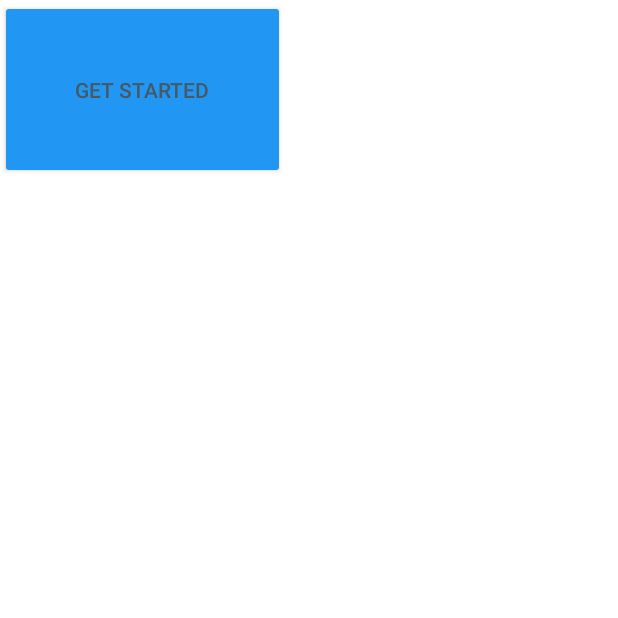
After one commit to harshrpg/SIDDA_App, an Android app: the PersonnaActivity screen opened directly, with no data from a screen before it, on a phone screen of 412 x 824 dp, the top half of it. The commit adds this screen. Run offline under Robolectric (Android 15) with nearby library versions, the phone set to English and light mode, and no system bars.

Commit message:
Finalising the welcome page

```diff
--- a/app/build.gradle
+++ b/app/build.gradle
@@ -4,7 +4,7 @@ android {
     compileSdkVersion 28
     defaultConfig {
         applicationId "com.example.harsh.intheflow"
-        minSdkVersion 15
+        minSdkVersion 21
         targetSdkVersion 28
         versionCode 1
         versionName "1.0"
--- a/app/src/main/AndroidManifest.xml
+++ b/app/src/main/AndroidManifest.xml
@@ -38,9 +38,13 @@
         <meta-data
             android:name="com.google.android.geo.API_KEY"
             android:value="@string/google_maps_key" />
+
         <activity
             android:name=".MapsActivity"
-            android:label="@string/title_activity_maps"></activity>
+            android:label="@string/title_activity_maps" />
+        <activity
+            android:name=".PersonnaActivity"
+            android:label="@string/title_activity_personna"></activity>
     </application>
 
 </manifest>
--- /dev/null
+++ b/app/src/main/java/com/example/harsh/intheflow/PersonnaActivity.java
@@ -0,0 +1,22 @@
+package com.example.harsh.intheflow;
+
+import android.os.Bundle;
+import android.app.Activity;
+import android.transition.Fade;
+
+public class PersonnaActivity extends Activity {
+
+    @Override
+    protected void onCreate(Bundle savedInstanceState) {
+        super.onCreate(savedInstanceState);
+        setContentView(R.layout.activity_personna);
+        setupWindowAnimations();
+    }
+
+    private void setupWindowAnimations() {
+        Fade fade = new Fade();
+        fade.setDuration(1000);
+        getWindow().setEnterTransition(fade);
+    }
+
+}
--- /dev/null
+++ b/app/src/main/res/layout/activity_personna.xml
@@ -0,0 +1,20 @@
+<?xml version="1.0" encoding="utf-8"?>
+<androidx.constraintlayout.widget.ConstraintLayout xmlns:android="http://schemas.android.com/apk/res/android"
+    xmlns:app="http://schemas.android.com/apk/res-auto"
+    xmlns:tools="http://schemas.android.com/tools"
+    android:layout_width="match_parent"
+    android:layout_height="match_parent"
+    tools:context=".PersonnaActivity">
+
+    <LinearLayout
+        android:layout_width="wrap_content"
+        android:layout_height="wrap_content">
+        <Button
+            android:layout_width="wrap_content"
+            android:layout_height="wrap_content"
+            android:text="@string/get_started_button"
+            android:padding="50dp"
+            android:backgroundTint="@color/button_default"/>
+    </LinearLayout>
+
+</androidx.constraintlayout.widget.ConstraintLayout>
--- /dev/null
+++ b/app/src/main/res/transition/activity_explode.xml
@@ -0,0 +1,5 @@
+<?xml version="1.0" encoding="utf-8"?>
+<transitionSet xmlns:android="http://schemas.android.com/apk/res/android">
+    <explode
+        android:duration="320" />
+</transitionSet>
--- /dev/null
+++ b/app/src/main/res/transition/activity_fade.xml
@@ -0,0 +1,5 @@
+<?xml version="1.0" encoding="utf-8"?>
+<transitionSet xmlns:android="http://schemas.android.com/apk/res/android">
+    <fade
+        android:duration="320" />
+</transitionSet>
--- /dev/null
+++ b/app/src/main/res/transition/activity_slide.xml
@@ -0,0 +1,6 @@
+<?xml version="1.0" encoding="utf-8"?>
+<transitionSet xmlns:android="http://schemas.android.com/apk/res/android">
+    <slide
+        android:slideEdge="left"
+        android:duration="200" />
+</transitionSet>
--- a/app/src/main/res/values/strings.xml
+++ b/app/src/main/res/values/strings.xml
@@ -13,4 +13,5 @@
         are here to provide you with best recommendations</string>
     <string name="get_started_button">Get Started</string>
     <string name="get_started_arrow">&#xf061;</string>
+    <string name="title_activity_personna">PersonnaActivity</string>
 </resources>
--- a/app/src/main/res/values/styles.xml
+++ b/app/src/main/res/values/styles.xml
@@ -13,6 +13,12 @@
         <item name="colorPrimaryDark">@color/black</item>
         <item name="android:textColorPrimary">@color/textColorPrimary</item>
         <item name="android:colorBackground">@color/background</item>
+        <!-- enable window content transitions -->
+        <item name="android:windowActivityTransitions">true</item>
+
+        <!-- specify enter and exit transitions -->
+        <item name="android:windowEnterTransition">@transition/activity_fade</item>
+        <item name="android:windowExitTransition">@transition/activity_slide</item>
     </style>
     <style name="Material" parent="Theme.MaterialComponents">
         <item name="colorPrimary">@color/colorPrimary</item>
```
Also changed, not shown: app/src/main/java/com/example/harsh/intheflow/MainActivity.java (+24 -1 lines), app/src/main/res/layout/activity_main.xml (+15 -5 lines).
